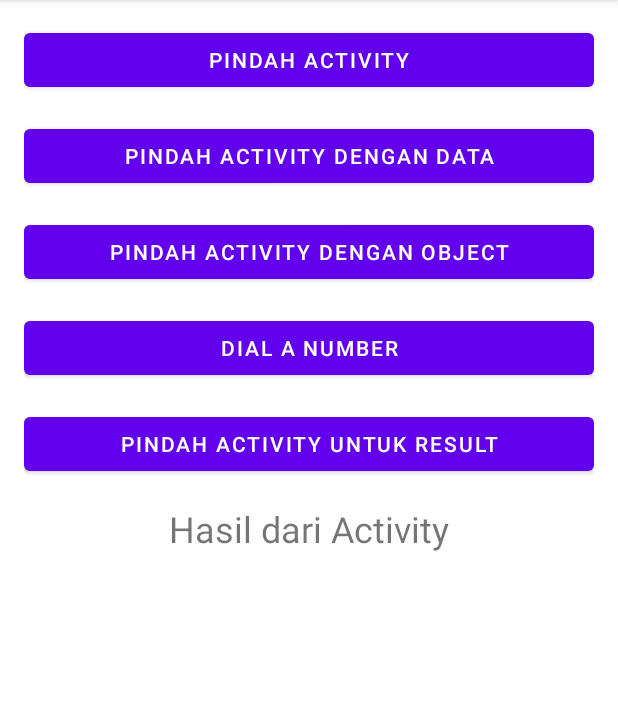
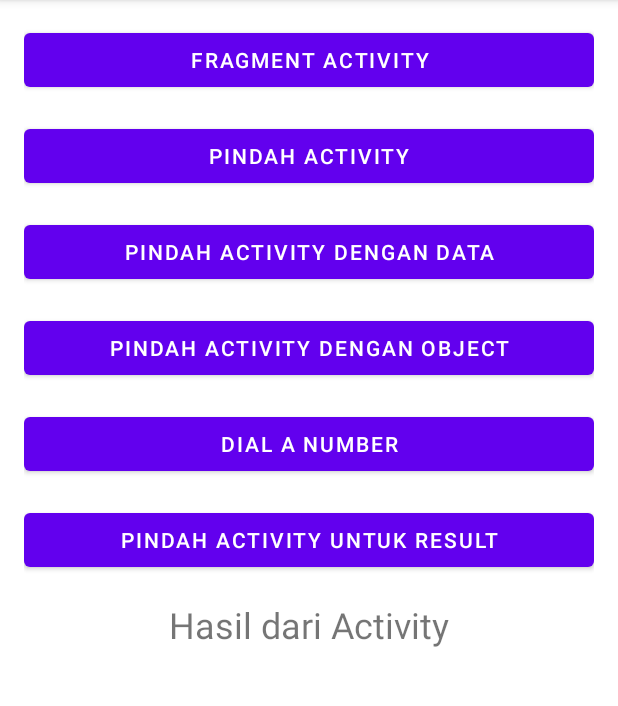
Before and after one commit to Devajayantha/kotlin-starter-app, an Android app: the screen it shows after launch (MainActivity), on a phone screen of 412 x 824 dp, the part 84-790 px from its top. Run offline under Robolectric (Android 15) with nearby library versions, the phone set to English and light mode, and no system bars.

Commit message:
add fragment activity

```diff
--- a/app/src/main/AndroidManifest.xml
+++ b/app/src/main/AndroidManifest.xml
@@ -9,6 +9,9 @@
         android:roundIcon="@mipmap/ic_launcher_round"
         android:supportsRtl="true"
         android:theme="@style/Theme.MyIntentApp">
+        <activity
+            android:name=".FragmentActivity"
+            android:exported="false" />
         <activity
             android:name=".MoveForResultActivity"
             android:exported="false" />
--- a/app/src/main/java/com/example/myintentapp/MainActivity.kt
+++ b/app/src/main/java/com/example/myintentapp/MainActivity.kt
@@ -30,11 +30,13 @@ class MainActivity : AppCompatActivity(), View.OnClickListener {
         val btnMoveWithDataActivity: Button = findViewById(R.id.btn_move_activity_data)
         val btnMoveWithObject:Button = findViewById(R.id.btn_move_activity_object)
         val btnDialPhone:Button = findViewById(R.id.btn_dial_number)
+        val btnFragmentActivity: Button = findViewById(R.id.btn_fragment_activity)
 
         btnMoveActivity.setOnClickListener(this)
         btnMoveWithDataActivity.setOnClickListener(this)
         btnMoveWithObject.setOnClickListener(this)
         btnDialPhone.setOnClickListener(this)
+        btnFragmentActivity.setOnClickListener(this)
 
         val btnMoveForResult:Button = findViewById(R.id.btn_move_for_result)
         btnMoveForResult.setOnClickListener(this)
@@ -77,6 +79,11 @@ class MainActivity : AppCompatActivity(), View.OnClickListener {
                 val moveForResultIntent = Intent(this@MainActivity, MoveForResultActivity::class.java)
                 resultLauncher.launch(moveForResultIntent)
             }
+
+            R.id.btn_fragment_activity -> {
+                val fragmentActivity = Intent(this@MainActivity, FragmentActivity::class.java)
+                startActivity(fragmentActivity)
+            }
         }
     }
 }
--- a/app/src/main/res/layout/activity_main.xml
+++ b/app/src/main/res/layout/activity_main.xml
@@ -6,6 +6,12 @@
     android:orientation="vertical"
     android:padding="16dp">
 
+    <Button
+        android:id="@+id/btn_fragment_activity"
+        android:layout_width="match_parent"
+        android:layout_height="wrap_content"
+        android:layout_marginBottom="16dp"
+        android:text="@string/fragment_activity" />
     <Button
         android:id="@+id/btn_move_activity"
         android:layout_width="match_parent"
--- a/app/src/main/res/values/strings.xml
+++ b/app/src/main/res/values/strings.xml
@@ -1,6 +1,7 @@
 <resources>
     <string name="app_name">MyIntentApp</string>
     <string name="move_activity">Pindah Activity</string>
+    <string name="fragment_activity">Fragment Activity</string>
     <string name="move_with_data">Pindah Activity dengan Data</string>
     <string name="move_with_object">Pindah Activity dengan Object</string>
     <string name="dial_number">Dial a Number</string>
```
Also changed, not shown: app/src/main/java/com/example/myintentapp/FragmentActivity.kt (added, +11 -0 lines), app/src/main/res/layout/activity_fragment.xml (added, +9 -0 lines).
